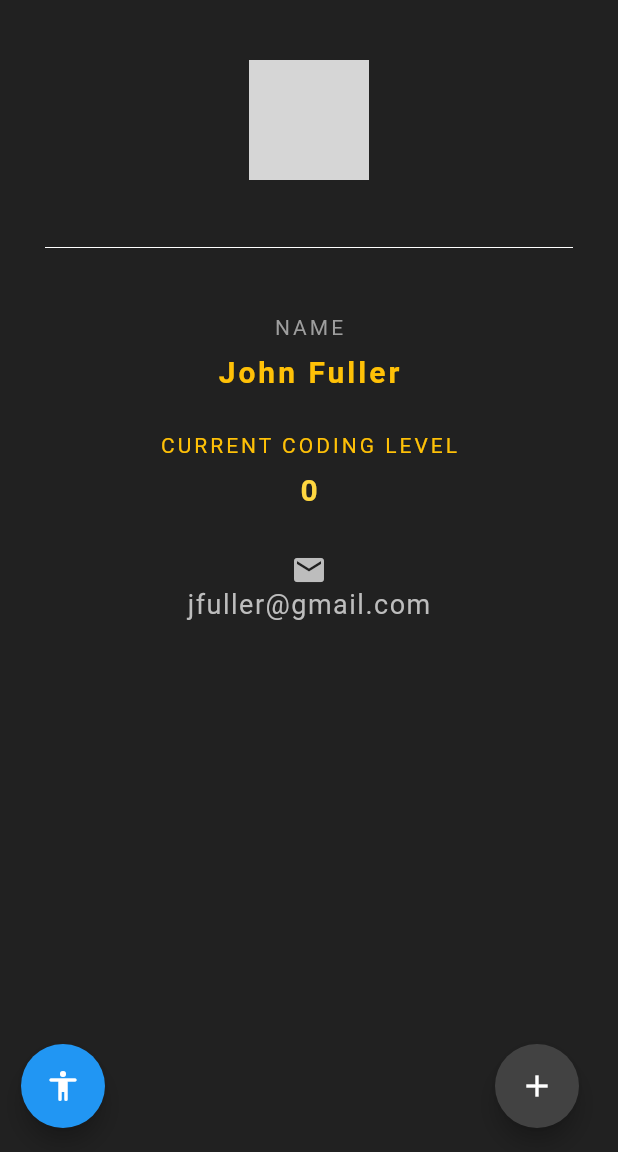
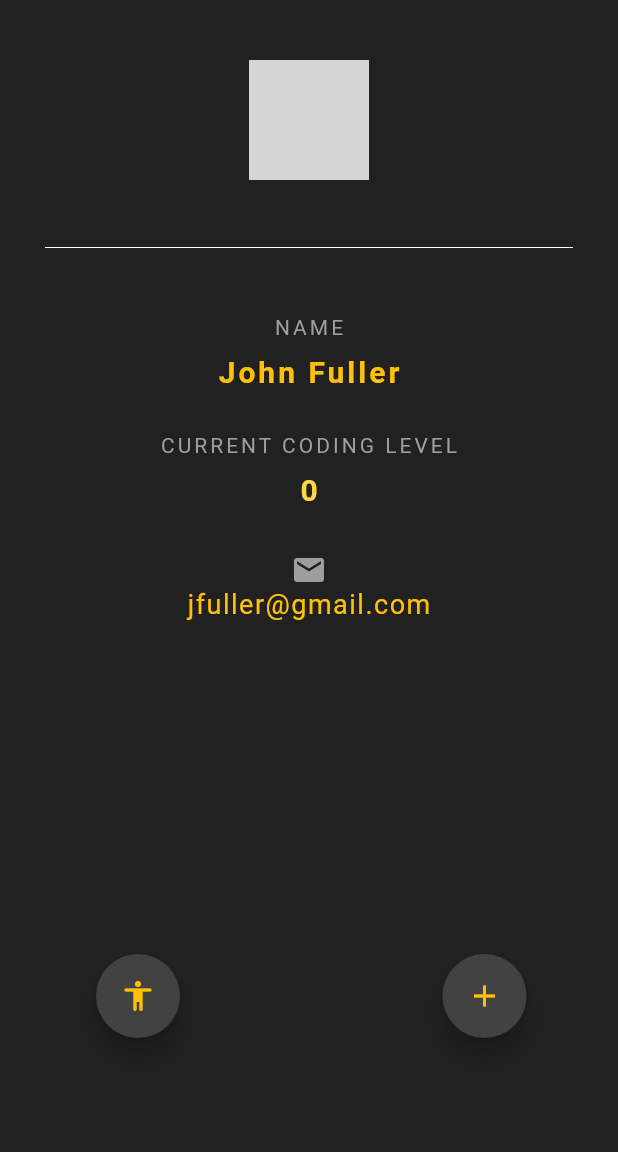
Before and after one commit to JohnFull30/ID_Card, a Flutter app: the screen it shows after launch, on a phone screen of 412 x 824 dp, the part 84-1236 px from its top. Run offline on Flutter 3.47's test engine with Material 2 defaults, Android fonts, the phone set to English and light mode, and no system bars; grey boxes are pictures that could not be loaded.

Commit message:
styling changes

```diff
--- a/lib/main.dart
+++ b/lib/main.dart
@@ -43,16 +43,19 @@ class _IdCardState extends State<IdCard> {
         elevation: 0.0,
       ),
       floatingActionButton: Padding(
-        padding: const EdgeInsets.only(left: 30.0, right: 0),
+        padding: const EdgeInsets.only(left: 80.0, bottom: 60.0),
         child: Row(
         children: [
           FloatingActionButton(
+            foregroundColor: Colors.amber,
+            backgroundColor: Colors.grey[800],
             onPressed: getData,
             child: const Icon(Icons.accessibility_rounded),
           ),
           Padding(
-            padding: const EdgeInsets.only(left: 260.0),
+            padding: const EdgeInsets.only(left: 175.0),
             child: FloatingActionButton(
+              foregroundColor: Colors.amber,
               onPressed: () {
                 setState((){
                   codingLevel += 1;
@@ -99,10 +102,10 @@ class _IdCardState extends State<IdCard> {
               ),
             ),
             const SizedBox(height: 30.0,),
-            const Text(
+             const Text(
               'CURRENT CODING LEVEL',
               style: TextStyle(
-                color: Colors.amber,
+                color: Colors.grey,
                 letterSpacing: 2.0,
               ),
             ),
@@ -119,16 +122,16 @@ class _IdCardState extends State<IdCard> {
             const SizedBox(height: 30.0,),
             Column(
               crossAxisAlignment: CrossAxisAlignment.center,
-              children: <Widget>[
+              children: const <Widget>[
                 Icon(
                   Icons.email,
-                  color: Colors.grey[400],
+                  color: Colors.grey,
                 ),
-                 const SizedBox(width: 10.0),
+                 SizedBox(width: 10.0),
                  Text(
                   'jfuller@gmail.com',
                   style: TextStyle(
-                    color: Colors.grey[400],
+                    color: Colors.amber,
                     fontSize: 18.0,
                     letterSpacing: 1.0,
                   ),
```
